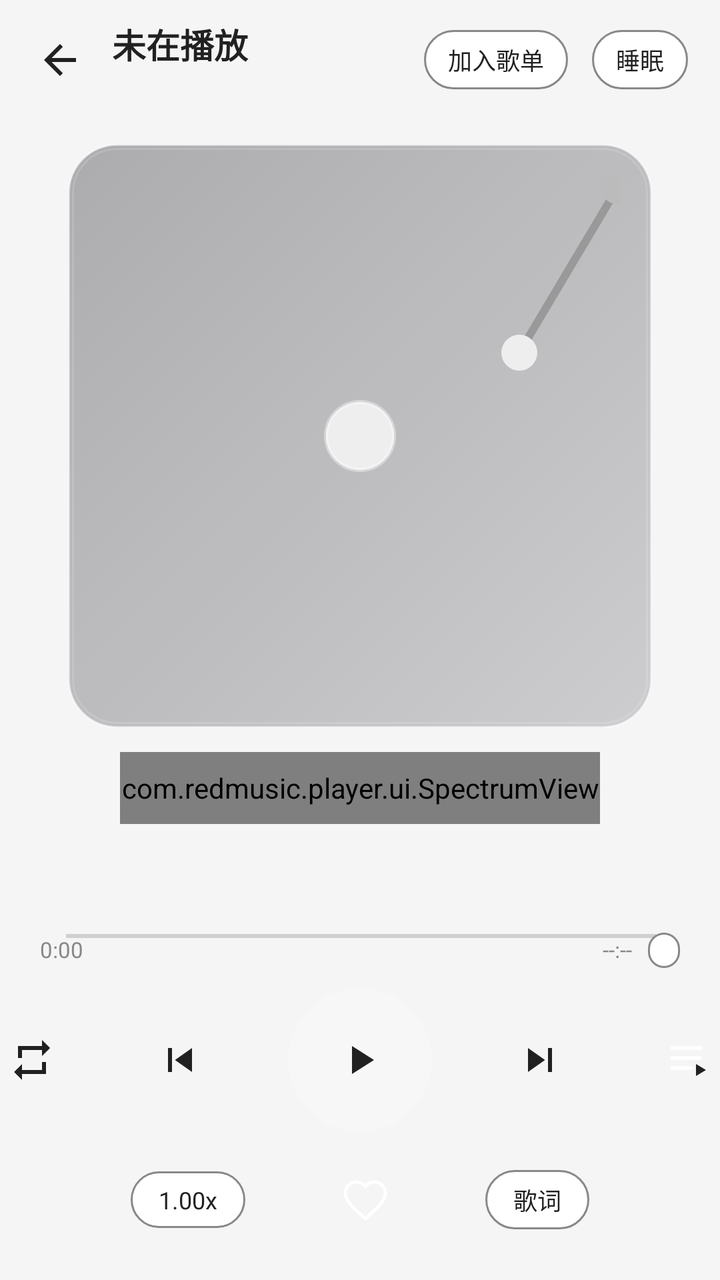
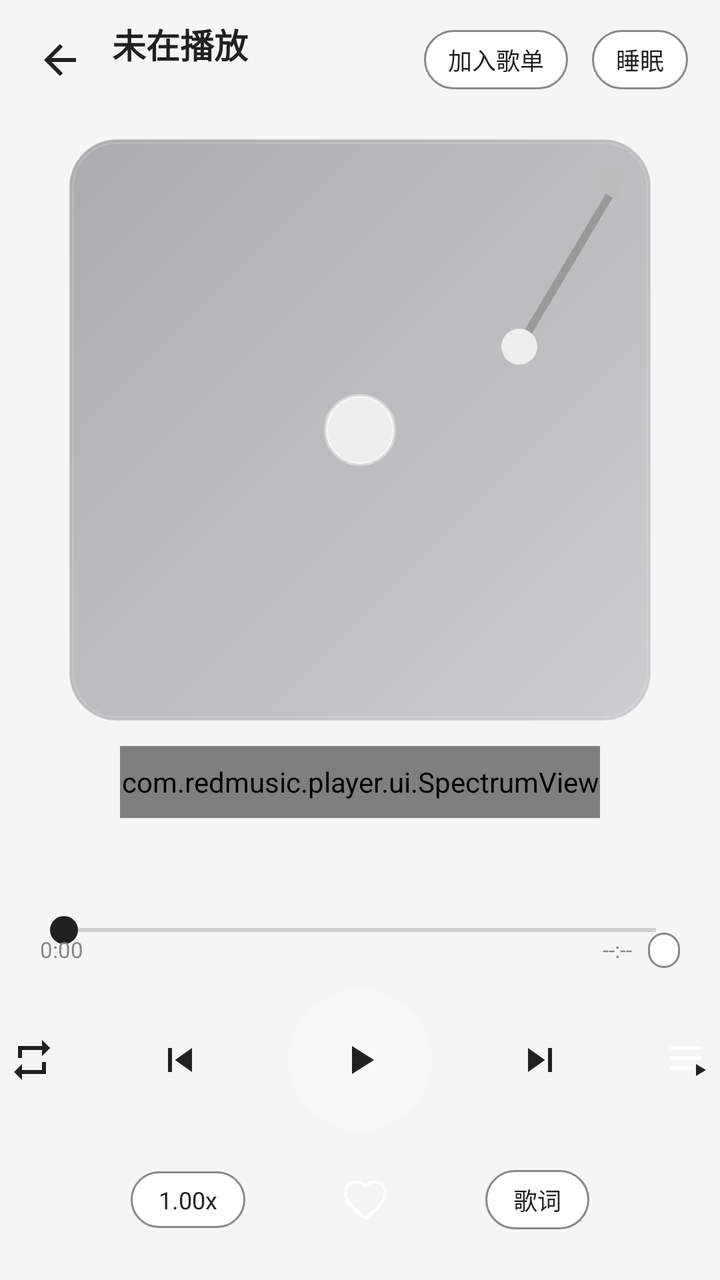

Two renders of the same Android screen: before a commit and after it. Below are the layout's source before the change and the commit's diff.
<!-- AndroidManifest.xml: application theme Theme.RedMusic -->
<!-- res/layout/activity_player.xml -->
<?xml version="1.0" encoding="utf-8"?>
<FrameLayout xmlns:android="http://schemas.android.com/apk/res/android"
    android:layout_width="match_parent"
    android:layout_height="match_parent"
    android:background="@color/bg">

    <ImageView
        android:id="@+id/player_bg_blur"
        android:layout_width="match_parent"
        android:layout_height="match_parent"
        android:visibility="gone"
        android:scaleType="centerCrop" />

    <View
        android:id="@+id/player_bg_gradient"
        android:layout_width="match_parent"
        android:layout_height="match_parent" />

    <LinearLayout
        android:layout_width="match_parent"
        android:layout_height="match_parent"
        android:orientation="vertical"
        android:paddingBottom="20dp">

        
        <LinearLayout
            android:layout_width="match_parent"
            android:layout_height="wrap_content"
            android:gravity="center_vertical"
            android:orientation="horizontal"
            android:paddingStart="8dp"
            android:paddingTop="8dp"
            android:paddingEnd="16dp">

            <ImageButton
                android:id="@+id/player_back"
                android:layout_width="44dp"
                android:layout_height="44dp"
                android:background="@android:color/transparent"
                android:src="@drawable/ic_arrow_back"
                android:contentDescription="返回" />

            <LinearLayout
                android:layout_width="0dp"
                android:layout_height="wrap_content"
                android:layout_marginStart="4dp"
                android:layout_weight="1"
                android:orientation="vertical">

                <TextView
                    android:id="@+id/player_title"
                    android:layout_width="match_parent"
                    android:layout_height="wrap_content"
                    android:ellipsize="end"
                    android:maxLines="1"
                    android:text="未在播放"
                    android:textColor="@color/text_primary"
                    android:textSize="17sp"
                    android:textStyle="bold" />

                <TextView
                    android:id="@+id/player_artist"
                    android:layout_width="match_parent"
                    android:layout_height="wrap_content"
                    android:ellipsize="end"
                    android:maxLines="1"
                    android:text=""
                    android:textColor="@color/text_secondary"
                    android:textSize="12sp" />
            </LinearLayout>

            <TextView
                android:id="@+id/player_add_playlist"
                android:layout_width="wrap_content"
                android:layout_height="wrap_content"
                android:layout_marginEnd="12dp"
                android:background="@drawable/bg_chip"
                android:paddingStart="12dp"
                android:paddingTop="6dp"
                android:paddingEnd="12dp"
                android:paddingBottom="6dp"
                android:text="加入歌单"
                android:textColor="@color/text_primary"
                android:textSize="12sp" />

            <TextView
                android:id="@+id/player_timer"
                android:layout_width="wrap_content"
                android:layout_height="wrap_content"
                android:background="@drawable/bg_chip"
                android:paddingStart="12dp"
                android:paddingTop="6dp"
                android:paddingEnd="12dp"
                android:paddingBottom="6dp"
                android:text="睡眠"
                android:textColor="@color/text_primary"
                android:textSize="12sp" />
        </LinearLayout>

        
        <FrameLayout
            android:layout_width="match_parent"
            android:layout_height="0dp"
            android:layout_weight="1">

            <com.redmusic.player.ui.LyricView
                android:id="@+id/player_lyric_view"
                android:layout_width="match_parent"
                android:layout_height="match_parent"
                android:visibility="gone" />

            <LinearLayout
                android:layout_width="match_parent"
                android:layout_height="match_parent"
                android:gravity="center"
                android:orientation="vertical">

                <FrameLayout
                    android:id="@+id/player_cd_container"
                    android:layout_width="wrap_content"
                    android:layout_height="wrap_content"
                    android:background="@drawable/bg_cd_case"
                    android:padding="16dp">

                    <ImageView
                        android:id="@+id/player_cover"
                        android:layout_width="260dp"
                        android:layout_height="260dp"
                        android:contentDescription="封面"
                        android:scaleType="centerCrop" />

                    <View
                        android:id="@+id/player_cd_hole"
                        android:layout_width="36dp"
                        android:layout_height="36dp"
                        android:layout_gravity="center"
                        android:background="@drawable/bg_cd_hole" />

                    <ImageView
                        android:id="@+id/player_tonearm"
                        android:layout_width="120dp"
                        android:layout_height="140dp"
                        android:layout_gravity="top|end"
                        android:layout_marginTop="-8dp"
                        android:layout_marginEnd="-12dp"
                        android:src="@drawable/ic_tonearm" />
                </FrameLayout>

                <com.redmusic.player.ui.SpectrumView
                    android:id="@+id/player_spectrum"
                    android:layout_width="match_parent"
                    android:layout_height="36dp"
                    android:layout_marginStart="60dp"
                    android:layout_marginTop="12dp"
                    android:layout_marginEnd="60dp" />

                <TextView
                    android:id="@+id/player_lyric_line"
                    android:layout_width="match_parent"
                    android:layout_height="wrap_content"
                    android:layout_marginStart="32dp"
                    android:layout_marginTop="14dp"
                    android:layout_marginEnd="32dp"
                    android:ellipsize="end"
                    android:gravity="center"
                    android:maxLines="1"
                    android:text=""
                    android:textColor="@color/text_primary"
                    android:textSize="13sp" />
            </LinearLayout>
        </FrameLayout>

        
        <SeekBar
            android:id="@+id/player_seek"
            android:layout_width="match_parent"
            android:layout_height="wrap_content"
            android:layout_marginStart="16dp"
            android:layout_marginEnd="16dp"
            android:max="1000"
            android:progressTint="@color/text_secondary"
            android:thumb="@drawable/seek_thumb_hidden" />

        <LinearLayout
            android:layout_width="match_parent"
            android:layout_height="wrap_content"
            android:layout_marginTop="-6dp"
            android:orientation="horizontal"
            android:paddingStart="20dp"
            android:paddingEnd="20dp">

            <TextView
                android:id="@+id/player_cur_time"
                android:layout_width="wrap_content"
                android:layout_height="wrap_content"
                android:text="0:00"
                android:textColor="@color/text_secondary"
                android:textSize="11sp" />

            <Space
                android:layout_width="0dp"
                android:layout_height="1dp"
                android:layout_weight="1" />

            <TextView
                android:id="@+id/player_total_time"
                android:layout_width="wrap_content"
                android:layout_height="wrap_content"
                android:text="--:--"
                android:textColor="@color/text_secondary"
                android:textSize="11sp" />

            <TextView
                android:id="@+id/player_full_time"
                android:layout_width="wrap_content"
                android:layout_height="wrap_content"
                android:layout_marginStart="8dp"
                android:background="@drawable/bg_chip"
                android:paddingStart="8dp"
                android:paddingTop="2dp"
                android:paddingEnd="8dp"
                android:paddingBottom="2dp"
                android:text=""
                android:textColor="@color/text_secondary"
                android:textSize="10sp" />
        </LinearLayout>

        
        <LinearLayout
            android:layout_width="match_parent"
            android:layout_height="wrap_content"
            android:layout_marginTop="10dp"
            android:gravity="center"
            android:orientation="horizontal">

            <ImageButton
                android:id="@+id/player_mode"
                android:layout_width="40dp"
                android:layout_height="40dp"
                android:background="@android:color/transparent"
                android:src="@drawable/ic_repeat"
                android:contentDescription="播放模式" />

            <ImageButton
                android:id="@+id/player_prev"
                android:layout_width="48dp"
                android:layout_height="48dp"
                android:layout_marginStart="30dp"
                android:background="@android:color/transparent"
                android:src="@drawable/ic_prev"
                android:contentDescription="上一曲" />

            <ImageButton
                android:id="@+id/player_play"
                android:layout_width="72dp"
                android:layout_height="72dp"
                android:layout_marginStart="30dp"
                android:background="@drawable/bg_play"
                android:src="@drawable/ic_play"
                android:contentDescription="播放/暂停" />

            <ImageButton
                android:id="@+id/player_next"
                android:layout_width="48dp"
                android:layout_height="48dp"
                android:layout_marginStart="30dp"
                android:background="@android:color/transparent"
                android:src="@drawable/ic_next"
                android:contentDescription="下一曲" />

            <ImageButton
                android:id="@+id/player_playlist"
                android:layout_width="40dp"
                android:layout_height="40dp"
                android:layout_marginStart="30dp"
                android:background="@android:color/transparent"
                android:src="@drawable/ic_playlist"
                android:contentDescription="播放列表" />
        </LinearLayout>

        
        <LinearLayout
            android:layout_width="match_parent"
            android:layout_height="wrap_content"
            android:layout_marginTop="14dp"
            android:gravity="center"
            android:orientation="horizontal">

            <TextView
                android:id="@+id/player_speed"
                android:layout_width="wrap_content"
                android:layout_height="wrap_content"
                android:background="@drawable/bg_chip"
                android:paddingStart="14dp"
                android:paddingTop="6dp"
                android:paddingEnd="14dp"
                android:paddingBottom="6dp"
                android:text="1.00x"
                android:textColor="@color/text_primary"
                android:textSize="12sp" />

            <ImageButton
                android:id="@+id/player_fav"
                android:layout_width="40dp"
                android:layout_height="40dp"
                android:layout_marginStart="40dp"
                android:background="@android:color/transparent"
                android:src="@drawable/ic_heart"
                android:contentDescription="收藏" />

            <TextView
                android:id="@+id/player_lyric_toggle"
                android:layout_width="wrap_content"
                android:layout_height="wrap_content"
                android:layout_marginStart="40dp"
                android:background="@drawable/bg_chip"
                android:paddingStart="14dp"
                android:paddingTop="6dp"
                android:paddingEnd="14dp"
                android:paddingBottom="6dp"
                android:text="歌词"
                android:textColor="@color/text_primary"
                android:textSize="12sp" />
        </LinearLayout>
    </LinearLayout>
</FrameLayout>
<!-- resources referenced by this layout -->
<resources>
  <color name="bg">#F5F5F5</color>
  <color name="text_primary">#212121</color>
  <color name="text_secondary">#888888</color>
  <!-- drawable bg_cd_hole (drawable) -->
  <?xml version="1.0" encoding="utf-8"?>
  <shape xmlns:android="http://schemas.android.com/apk/res/android"
      android:shape="oval">
      <solid android:color="#EEEEEE" />
      <stroke android:width="2dp" android:color="#66FFFFFF" />
  </shape>
  <!-- drawable bg_chip (drawable) -->
  <?xml version="1.0" encoding="utf-8"?>
  <shape xmlns:android="http://schemas.android.com/apk/res/android">
      <solid android:color="@color/bg_card" />
      <corners android:radius="20dp" />
      <stroke android:width="1dp" android:color="@color/text_secondary" />
  </shape>
  <!-- drawable bg_play (drawable) -->
  <?xml version="1.0" encoding="utf-8"?>
  <shape xmlns:android="http://schemas.android.com/apk/res/android">
      <solid android:color="#33FFFFFF" />
      <corners android:radius="36dp" />
  </shape>
  <!-- drawable ic_arrow_back (drawable) -->
  <?xml version="1.0" encoding="utf-8"?>
  <vector xmlns:android="http://schemas.android.com/apk/res/android"
      android:width="24dp" android:height="24dp"
      android:viewportWidth="24" android:viewportHeight="24">
      <path android:fillColor="@color/text_primary" android:pathData="M20,11H7.83l5.59,-5.59L12,4l-8,8l8,8l1.41,-1.41L7.83,13H20v-2z" />
  </vector>
  <!-- drawable ic_next (drawable) -->
  <?xml version="1.0" encoding="utf-8"?>
  <vector xmlns:android="http://schemas.android.com/apk/res/android"
      android:width="24dp" android:height="24dp"
      android:viewportWidth="24" android:viewportHeight="24">
      <path android:fillColor="@color/text_primary" android:pathData="M6,18l8.5,-6L6,6v12zM16,6v12h2V6h-2z" />
  </vector>
  <!-- drawable ic_play (drawable) -->
  <?xml version="1.0" encoding="utf-8"?>
  <vector xmlns:android="http://schemas.android.com/apk/res/android"
      android:width="24dp" android:height="24dp"
      android:viewportWidth="24" android:viewportHeight="24">
      <path android:fillColor="@color/text_primary" android:pathData="M8,5v14l11,-7z" />
  </vector>
  <!-- drawable ic_prev (drawable) -->
  <?xml version="1.0" encoding="utf-8"?>
  <vector xmlns:android="http://schemas.android.com/apk/res/android"
      android:width="24dp" android:height="24dp"
      android:viewportWidth="24" android:viewportHeight="24">
      <path android:fillColor="@color/text_primary" android:pathData="M6,6h2v12H6zM9.5,12l8.5,6V6z" />
  </vector>
  <!-- drawable ic_repeat (drawable) -->
  <?xml version="1.0" encoding="utf-8"?>
  <vector xmlns:android="http://schemas.android.com/apk/res/android"
      android:width="24dp" android:height="24dp"
      android:viewportWidth="24" android:viewportHeight="24">
      <path android:fillColor="@color/text_primary" android:pathData="M7,7h10v3l4,-4l-4,-4v3H5v6h2V7zM17,17H7v-3l-4,4l4,4v-3h12v-6h-2v4z" />
  </vector>
  <!-- drawable seek_thumb_hidden (drawable) -->
  <?xml version="1.0" encoding="utf-8"?>
  <shape xmlns:android="http://schemas.android.com/apk/res/android"
      android:shape="oval">
      <solid android:color="#00000000" />
      <size
          android:width="2dp"
          android:height="2dp" />
  </shape>
  <style name="Theme.RedMusic" parent="Theme.AppCompat.DayNight.NoActionBar">
          <item name="colorPrimary">@color/red</item>
          <item name="colorPrimaryDark">#8A0808</item>
          <item name="colorAccent">@color/red_light</item>
          <item name="android:windowBackground">@color/bg</item>
          <item name="android:statusBarColor">@color/bg</item>
          <item name="android:navigationBarColor">@color/bg</item>
          <item name="android:textColorPrimary">@color/text_primary</item>
      </style>
  <color name="bg_card">#FFFFFF</color>
  <color name="red">#C20C0C</color>
  <color name="red_light">#FF6B6B</color>
  <!-- unchanged entries left out for length: 4 -->
</resources>

<!-- the commit's change to res/layout/activity_player.xml (unified diff, before → after) -->
@@ -179,7 +179,7 @@
             android:layout_marginEnd="16dp"
             android:max="1000"
             android:progressTint="@color/text_secondary"
-            android:thumb="@drawable/seek_thumb_hidden" />
+            android:thumb="@drawable/seek_thumb" />
 
         <LinearLayout
             android:layout_width="match_parent"
<!-- resource entries referenced after the edit -->
@@ -58,14 +58,14 @@
       android:viewportWidth="24" android:viewportHeight="24">
       <path android:fillColor="@color/text_primary" android:pathData="M7,7h10v3l4,-4l-4,-4v3H5v6h2V7zM17,17H7v-3l-4,4l4,4v-3h12v-6h-2v4z" />
   </vector>
-  <!-- drawable seek_thumb_hidden (drawable) -->
+  <!-- drawable seek_thumb (drawable) -->
   <?xml version="1.0" encoding="utf-8"?>
   <shape xmlns:android="http://schemas.android.com/apk/res/android"
       android:shape="oval">
-      <solid android:color="#00000000" />
+      <solid android:color="@color/text_primary" />
       <size
-          android:width="2dp"
-          android:height="2dp" />
+          android:width="14dp"
+          android:height="14dp" />
   </shape>
   <style name="Theme.RedMusic" parent="Theme.AppCompat.DayNight.NoActionBar">
           <item name="colorPrimary">@color/red</item>
